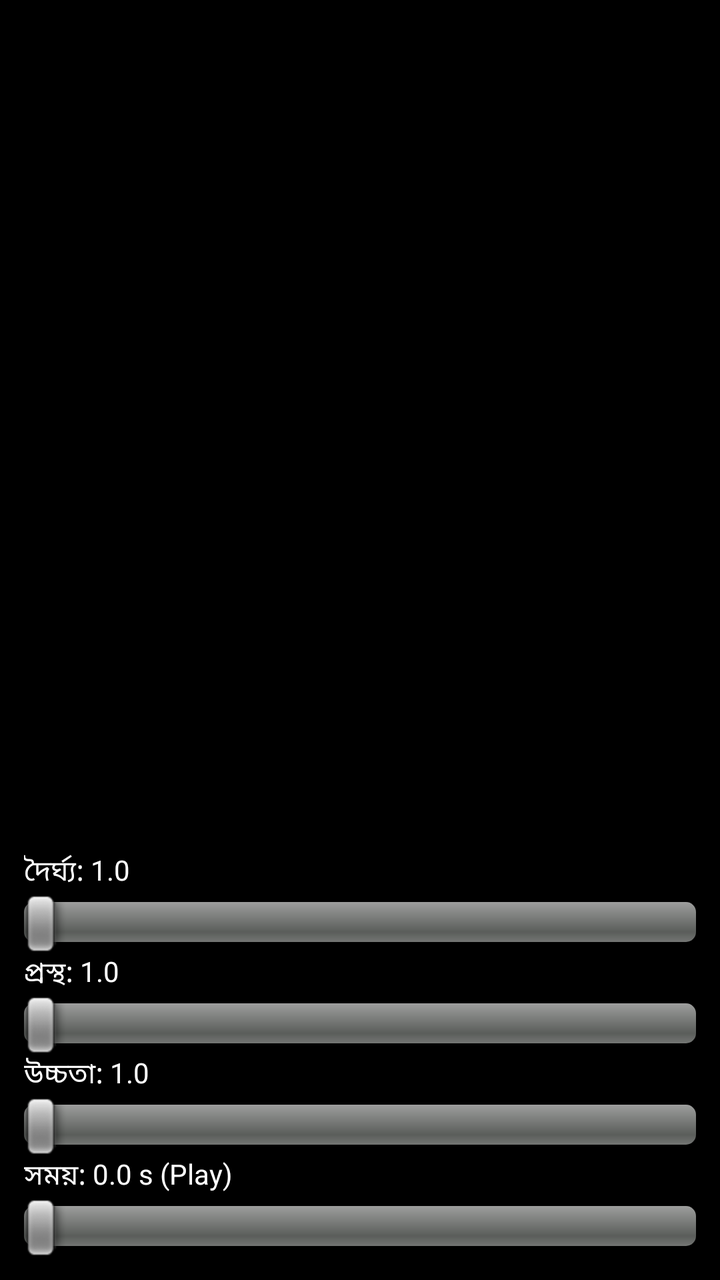
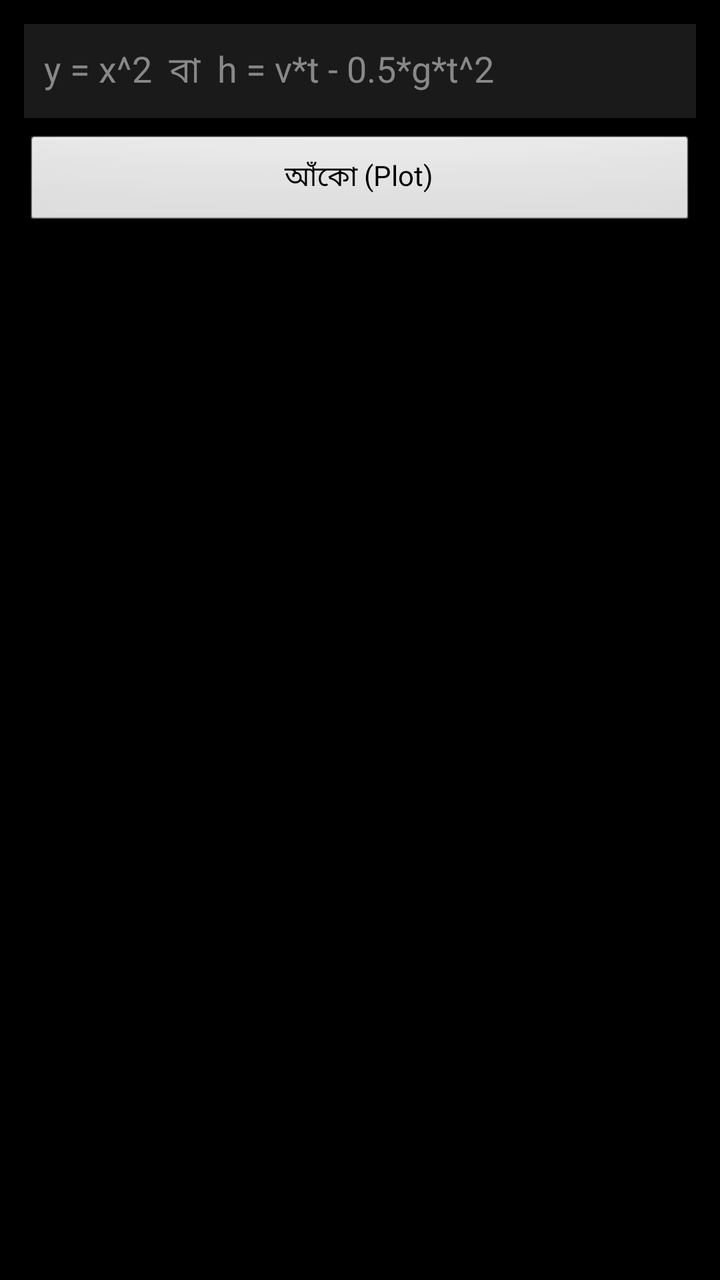

Screens rendered from an Android XML layout before and after an edit, with the pre-edit source and the edit as a unified diff.
<!-- AndroidManifest.xml: application theme android:Theme.NoTitleBar.Fullscreen -->
<!-- res/layout/activity_main.xml -->
<?xml version="1.0" encoding="utf-8"?>
<LinearLayout xmlns:android="http://schemas.android.com/apk/res/android"
    android:layout_width="match_parent"
    android:layout_height="match_parent"
    android:orientation="vertical"
    android:background="#000000">

    <FrameLayout
        android:id="@+id/gl_container"
        android:layout_width="match_parent"
        android:layout_height="0dp"
        android:layout_weight="1" />

    <LinearLayout
        android:layout_width="match_parent"
        android:layout_height="wrap_content"
        android:orientation="vertical"
        android:padding="12dp">

        <TextView android:id="@+id/label_length" android:text="দৈর্ঘ্য: 1.0"
            android:textColor="#FFFFFF" android:layout_width="wrap_content" android:layout_height="wrap_content"/>
        <SeekBar android:id="@+id/seek_length" android:max="100"
            android:layout_width="match_parent" android:layout_height="wrap_content"/>

        <TextView android:id="@+id/label_width" android:text="প্রস্থ: 1.0"
            android:textColor="#FFFFFF" android:layout_width="wrap_content" android:layout_height="wrap_content"/>
        <SeekBar android:id="@+id/seek_width" android:max="100"
            android:layout_width="match_parent" android:layout_height="wrap_content"/>

        <TextView android:id="@+id/label_height" android:text="উচ্চতা: 1.0"
            android:textColor="#FFFFFF" android:layout_width="wrap_content" android:layout_height="wrap_content"/>
        <SeekBar android:id="@+id/seek_height" android:max="100"
            android:layout_width="match_parent" android:layout_height="wrap_content"/>

        <TextView android:id="@+id/label_time" android:text="সময়: 0.0 s (Play)"
            android:textColor="#FFFFFF" android:layout_width="wrap_content" android:layout_height="wrap_content"/>
        <SeekBar android:id="@+id/seek_time" android:max="100"
            android:layout_width="match_parent" android:layout_height="wrap_content"/>

    </LinearLayout>
</LinearLayout>
<!-- resources referenced by this layout -->
<resources>

</resources>

<!-- the commit's change to res/layout/activity_main.xml (unified diff, before → after) -->
@@ -3,39 +3,51 @@
     android:layout_width="match_parent"
     android:layout_height="match_parent"
     android:orientation="vertical"
-    android:background="#000000">
+    android:background="#000000"
+    android:padding="12dp">
+
+    <EditText
+        android:id="@+id/formula_input"
+        android:layout_width="match_parent"
+        android:layout_height="wrap_content"
+        android:hint="y = x^2  বা  h = v*t - 0.5*g*t^2"
+        android:textColor="#FFFFFF"
+        android:textColorHint="#888888"
+        android:inputType="text"
+        android:padding="10dp"
+        android:background="#1A1A1A"/>
+
+    <Button
+        android:id="@+id/plot_button"
+        android:layout_width="match_parent"
+        android:layout_height="wrap_content"
+        android:text="আঁকো (Plot)"
+        android:layout_marginTop="8dp"/>
+
+    <TextView
+        android:id="@+id/error_text"
+        android:layout_width="match_parent"
+        android:layout_height="wrap_content"
+        android:textColor="#FF5555"
+        android:text=""/>
 
     <FrameLayout
-        android:id="@+id/gl_container"
+        android:id="@+id/graph_container"
         android:layout_width="match_parent"
         android:layout_height="0dp"
-        android:layout_weight="1" />
+        android:layout_weight="1"
+        android:layout_marginTop="8dp"/>
 
-    <LinearLayout
+    <ScrollView
         android:layout_width="match_parent"
         android:layout_height="wrap_content"
-        android:orientation="vertical"
-        android:padding="12dp">
+        android:maxHeight="260dp">
 
-        <TextView android:id="@+id/label_length" android:text="দৈর্ঘ্য: 1.0"
-            android:textColor="#FFFFFF" android:layout_width="wrap_content" android:layout_height="wrap_content"/>
-        <SeekBar android:id="@+id/seek_length" android:max="100"
-            android:layout_width="match_parent" android:layout_height="wrap_content"/>
+        <LinearLayout
+            android:id="@+id/sliders_container"
+            android:layout_width="match_parent"
+            android:layout_height="wrap_content"
+            android:orientation="vertical"/>
+    </ScrollView>
 
-        <TextView android:id="@+id/label_width" android:text="প্রস্থ: 1.0"
-            android:textColor="#FFFFFF" android:layout_width="wrap_content" android:layout_height="wrap_content"/>
-        <SeekBar android:id="@+id/seek_width" android:max="100"
-            android:layout_width="match_parent" android:layout_height="wrap_content"/>
-
-        <TextView android:id="@+id/label_height" android:text="উচ্চতা: 1.0"
-            android:textColor="#FFFFFF" android:layout_width="wrap_content" android:layout_height="wrap_content"/>
-        <SeekBar android:id="@+id/seek_height" android:max="100"
-            android:layout_width="match_parent" android:layout_height="wrap_content"/>
-
-        <TextView android:id="@+id/label_time" android:text="সময়: 0.0 s (Play)"
-            android:textColor="#FFFFFF" android:layout_width="wrap_content" android:layout_height="wrap_content"/>
-        <SeekBar android:id="@+id/seek_time" android:max="100"
-            android:layout_width="match_parent" android:layout_height="wrap_content"/>
-
-    </LinearLayout>
 </LinearLayout>
